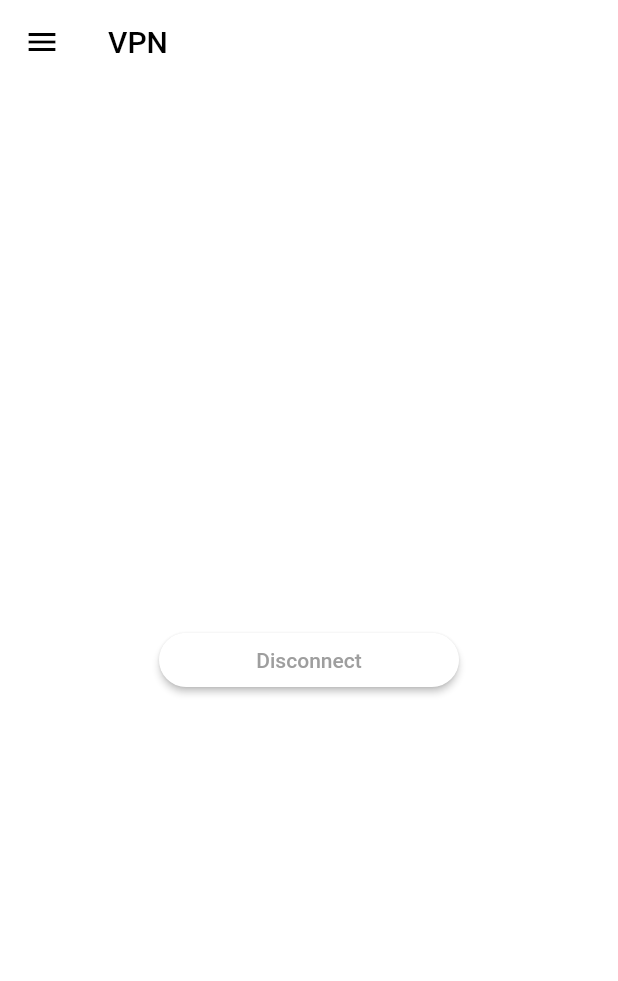
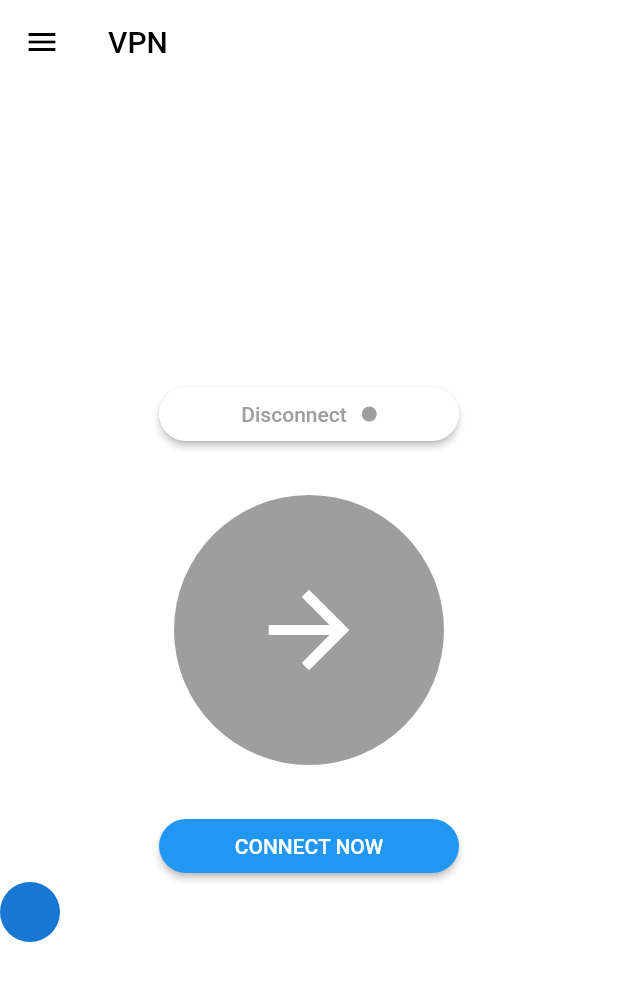
Before and after one commit to sedky10/testapp, a Flutter app: the screen it shows after launch, on a phone screen of 412 x 824 dp. Shown: the top 981 px of the screen. Run offline on Flutter 3.47's test engine with Material 2 defaults, Android fonts, the phone set to English and light mode, and no system bars.

Commit message:
versu-ion 3

```diff
--- a/lib/view/screens/screen 1/screen1.dart
+++ b/lib/view/screens/screen 1/screen1.dart
@@ -18,22 +18,57 @@ class Screen1 extends StatelessWidget {
           child: Column(
             mainAxisAlignment: MainAxisAlignment.center,
             children: [
-              Container(
+              SizedBox(
                 width: 200,
                 child: ElevatedButton(onPressed: () {},
                     style: ElevatedButton.styleFrom(
+                      backgroundColor: Colors.white,
                       shape: RoundedRectangleBorder(
                         borderRadius: BorderRadius.circular(20)
                       ),
-                      backgroundColor: Colors.white,
                     ),
                     child: const Row(
                       mainAxisAlignment: MainAxisAlignment.center,
                       children: [
                         Text("Disconnect", style: TextStyle(color: Colors.grey),),
+                        SizedBox(width: 10,),
+                        CircleAvatar(
+                          backgroundColor: Colors.grey,
+                          minRadius: 5 ,)
                       ],
                     )),
-              )
+              ),
+              const SizedBox(height: 30,),
+              const CircleAvatar(
+                backgroundColor: Colors.grey,
+                maxRadius: 90,
+                child: Icon(Icons.arrow_forward,size: 80,color: Colors.white,),
+              ),
+              const SizedBox(height: 30,),
+              SizedBox(
+                width: 200,
+                child: ElevatedButton(onPressed: () {},
+                    style: ElevatedButton.styleFrom(
+                      backgroundColor: Colors.blue,
+                      shape: RoundedRectangleBorder(
+                          borderRadius: BorderRadius.circular(20)
+                      ),
+                    ),
+                    child: const Row(
+                      mainAxisAlignment: MainAxisAlignment.center,
+                      children: [
+                        Text("CONNECT NOW", style: TextStyle(color: Colors.white),),
+                      ],
+                    )),
+              ),
+              SizedBox(
+                child: Row(
+                  children: [
+                    CircleAvatar(
+
+                    )
+                  ],
+                ) ,)
             ],
           ),
         ),
```
